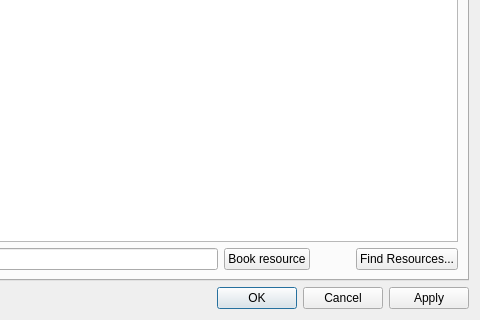
Above: src/ui/dialogdesktop.ui from KDE/incidenceeditor before the change; both pictures show x 213 to 693 and y 398 to 718 of the 693 by 718 pixel window. Below: the same form after it.
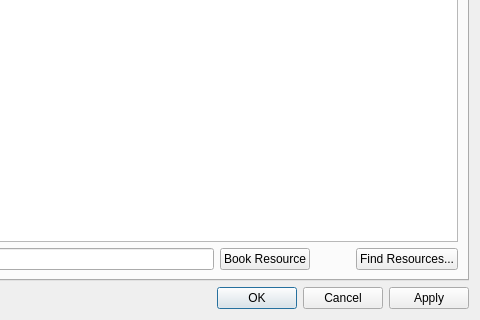
That is the form after the change. The open tabs and pages were chosen to show the change. Icons and pictures are not drawn. Custom widgets are drawn as their Qt base class.

Commit message: Minor: Respect HIG for button title

Patch:
```diff
--- a/src/ui/dialogdesktop.ui
+++ b/src/ui/dialogdesktop.ui
@@ -940,7 +940,7 @@
            <item>
             <widget class="QPushButton" name="mBookResourceButton">
              <property name="text">
-              <string>Book resource</string>
+              <string>Book Resource</string>
              </property>
              <property name="autoDefault">
               <bool>false</bool>
```
